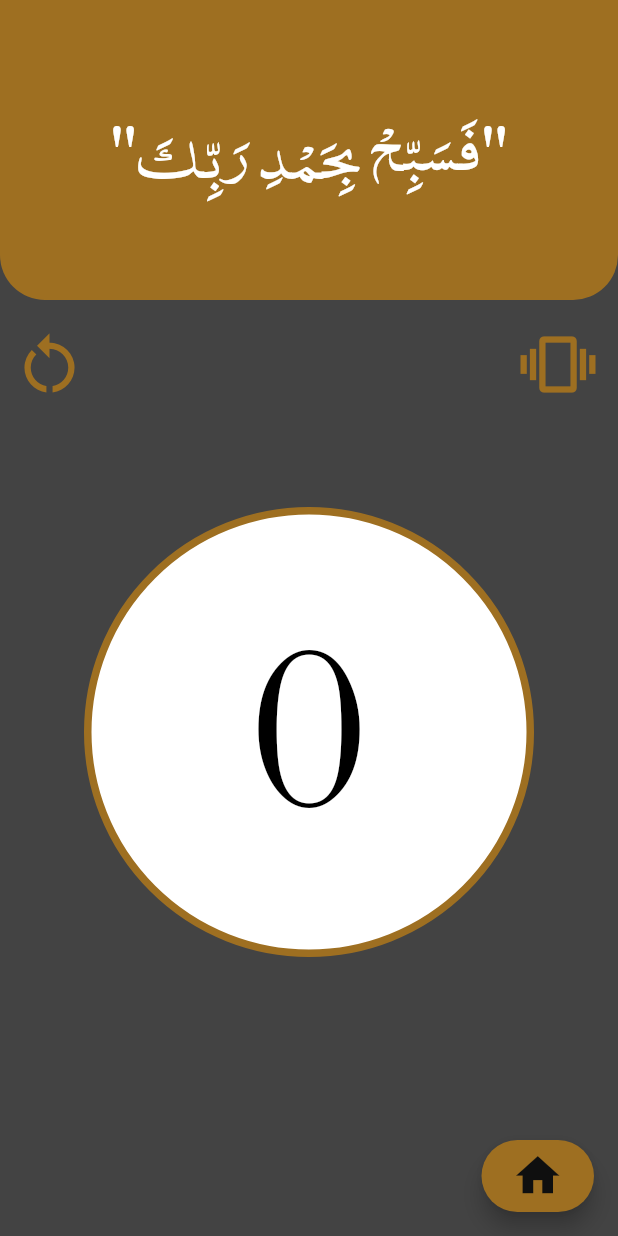
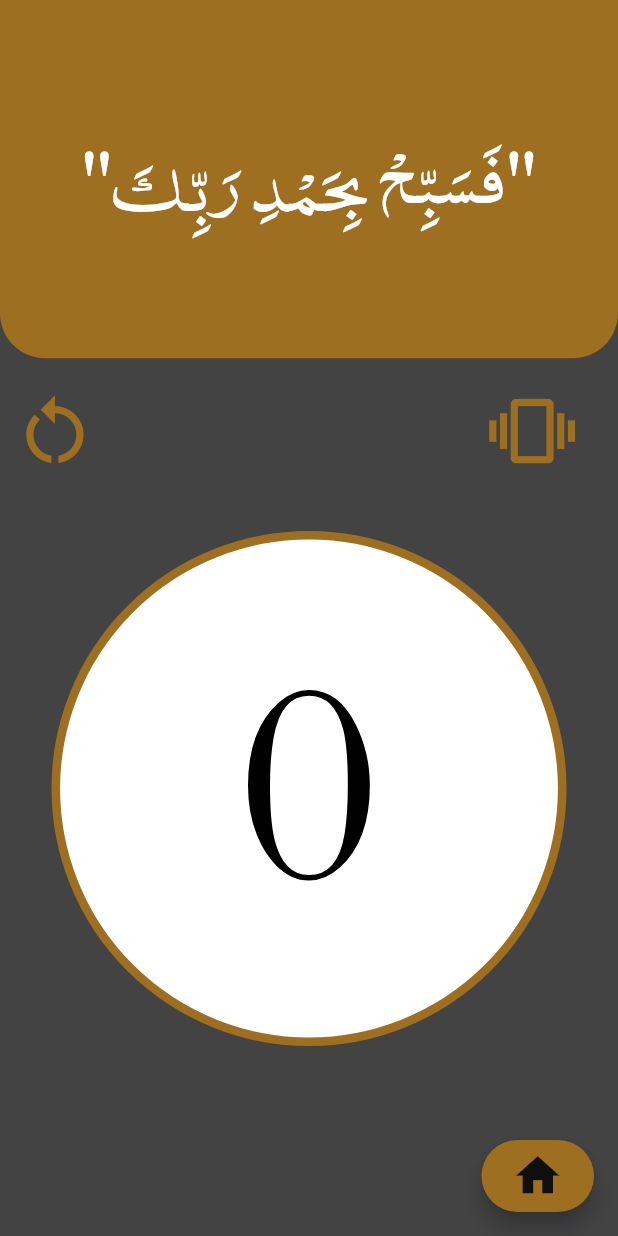
Before and after one commit to EzatRashad/Quran, a Flutter app: the screen it shows after launch, after a tap on "السبحه", on a phone screen of 412 x 824 dp. Run offline on Flutter 3.47's test engine with Material 2 defaults, Android fonts, the phone set to English and light mode, and no system bars; our stand-ins replace animated_splash_screen, bloc, dio, flutter_bloc, flutter_screenutil, flutter_svg and 4 more; missing offline and left inert: flutter_qiblah; accounts and stored records are empty; network calls fail; project files that could hold a hidden picture were left out.

Commit message:
first commit

```diff
--- /dev/null
+++ b/lib/data/local_data.dart
@@ -0,0 +1,33 @@
+import 'package:hive_flutter/hive_flutter.dart';
+
+class DataManager {
+  static late Box sura;
+
+  static const USER = "USER";
+
+  static Future initHive() async {
+    await Hive.initFlutter();
+
+    sura = await Hive.openBox('data');
+    // final directory = await getApplicationDocumentsDirectory();
+    // collection = await BoxCollection.open(
+    //   'dataManager', // Name of your database
+    //   {'data'}, // Names of your boxes
+    //   path: directory
+    //       .path, // Path where to store your boxes (Only used in Flutter / Dart IO)
+    // );
+  }
+
+  static Future<void> saveData(String key, dynamic value) async {
+    // await Hive.initFlutter();
+    // final box = await Hive.openBox('data');
+    await sura.put(key, value);
+  }
+
+  static getData(String key) async {
+    // await Hive.initFlutter();
+    // final box = await Hive.openBox('data');
+
+    return sura.get(key);
+  }
+}
--- a/lib/main.dart
+++ b/lib/main.dart
@@ -1,16 +1,16 @@
 import 'package:animated_splash_screen/animated_splash_screen.dart';
-import 'package:bloc/bloc.dart';
-import 'package:counter/modules/counter_Screen/counter_screen.dart';
+
 import 'package:counter/cubit/cubit.dart';
 import 'package:counter/cubit/mood_cubit.dart';
 import 'package:counter/cubit/state.dart';
+import 'package:counter/data/local_data.dart';
 import 'package:counter/modules/home_screen/first_screen.dart';
 import 'package:counter/theme.dart';
 import 'package:flutter/material.dart';
 import 'package:flutter_bloc/flutter_bloc.dart';
+import 'package:flutter_screenutil/flutter_screenutil.dart';
 import 'cashe.dart';
 import 'cubit/blockObserver.dart';
-import 'cubit/get_Quran/get_quran_cubit.dart';
 import 'data/quran_api.dart';
 
 Future<void> main() async {
@@ -19,13 +19,13 @@ Future<void> main() async {
   DioHelper.init();
   await CashHelper.init();
   bool? isdark = CashHelper.getData(key: 'isdark');
-
+  await DataManager.initHive();
   runApp(MyApp(isdark));
 }
 
 class MyApp extends StatelessWidget {
   final bool? isdark;
-  MyApp(this.isdark);
+  const MyApp(this.isdark, {super.key});
 
   // This widget is the root of your application.
   @override
@@ -41,6 +41,12 @@ class MyApp extends StatelessWidget {
         child: BlocConsumer<MoodCubit, CounterStates>(
           listener: (context, state) {},
           builder: (context, state) {
+            return ScreenUtilInit(
+              designSize: const Size(360, 690),
+              minTextAdapt: true,
+              splitScreenMode: true,
+              // Use builder only if you need to use library outside ScreenUtilInit context
+              builder: (_, child) {
                 return MaterialApp(
                   debugShowCheckedModeBanner: false,
                   theme: lightTheme,
@@ -52,8 +58,8 @@ class MyApp extends StatelessWidget {
                     splash: Image.asset(
                       'assets/images/muslimm.png',
                       fit: BoxFit.contain,
-                  height: 400,
-                  width: 400,
+                      height: 400.h,
+                      width: 400.w,
                       alignment: Alignment.center,
                     ),
                     splashIconSize: double.infinity,
@@ -61,6 +67,8 @@ class MyApp extends StatelessWidget {
                   ),
                 );
               },
+            );
+          },
         ));
   }
 }
--- a/lib/modules/counter_Screen/counter_screen.dart
+++ b/lib/modules/counter_Screen/counter_screen.dart
@@ -1,10 +1,8 @@
-import 'package:counter/cubit/state.dart';
 import 'package:counter/modules/counter_Screen/widgets/appbar.dart';
 import 'package:counter/modules/counter_Screen/widgets/counter.dart';
 import 'package:counter/modules/home_screen/first_screen.dart';
 import 'package:flutter/material.dart';
-import 'package:flutter_bloc/flutter_bloc.dart';
-import '../../cubit/cubit.dart';
+import 'package:flutter_screenutil/flutter_screenutil.dart';
 
 class Count extends StatefulWidget {
   const Count({super.key});
@@ -17,13 +15,13 @@ class _CountState extends State<Count> {
   @override
   Widget build(BuildContext context) {
     return Scaffold(
-          body: const SafeArea(
+      body: SafeArea(
         child: Column(
           crossAxisAlignment: CrossAxisAlignment.start,
           children: [
-                AppBarCW(),
-                SizedBox(height: 80),
-                CounterS(),
+            const AppBarCW(),
+            SizedBox(height: 40.h),
+            const CounterS(),
           ],
         ),
       ),
--- a/lib/modules/counter_Screen/widgets/appbar.dart
+++ b/lib/modules/counter_Screen/widgets/appbar.dart
@@ -1,4 +1,5 @@
 import 'package:flutter/material.dart';
+import 'package:flutter_screenutil/flutter_screenutil.dart';
 
 import '../../../cubit/cubit.dart';
 
@@ -16,7 +17,7 @@ class _AppBarCWState extends State<AppBarCW> {
       children: [
         Container(
           alignment: AlignmentDirectional.center,
-          height: 200,
+          height: 200.h,
           decoration: const BoxDecoration(
             color: Color(0Xff9E6F21),
             borderRadius: BorderRadius.only(
@@ -24,16 +25,16 @@ class _AppBarCWState extends State<AppBarCW> {
               bottomLeft: Radius.circular(30),
             ),
           ),
-          child: const Text(
+          child: Text(
             "''فَسَبِّحْ بِحَمْدِ رَبِّكَ''",
             style: TextStyle(
               color: Colors.white,
-              fontSize: 50,
+              fontSize: 50.sp,
             ),
           ),
         ),
-        const SizedBox(
-          height: 10,
+        SizedBox(
+          height: 10.h,
         ),
         Row(
           children: [
@@ -41,10 +42,10 @@ class _AppBarCWState extends State<AppBarCW> {
               onPressed: () {
                 CounterCubit.get(context).zero();
               },
-              icon: const Icon(
+              icon: Icon(
                 Icons.restart_alt,
-                size: 50,
-                color: Color(0Xff9E6F21),
+                size: 50.sp,
+                color: const Color(0Xff9E6F21),
               ),
             ),
             const Spacer(),
@@ -54,14 +55,14 @@ class _AppBarCWState extends State<AppBarCW> {
                 CounterCubit.get(context).vibrate =
                     !CounterCubit.get(context).vibrate;
               },
-              icon: const Icon(
+              icon: Icon(
                 Icons.vibration,
-                size: 50,
-                color: Color(0Xff9E6F21),
+                size: 50.sp,
+                color: const Color(0Xff9E6F21),
               ),
             ),
-            const SizedBox(
-              width: 25,
+            SizedBox(
+              width: 40.w,
             )
           ],
         ),
--- a/lib/modules/counter_Screen/widgets/counter.dart
+++ b/lib/modules/counter_Screen/widgets/counter.dart
@@ -1,5 +1,6 @@
 import 'package:flutter/material.dart';
 import 'package:flutter_bloc/flutter_bloc.dart';
+import 'package:flutter_screenutil/flutter_screenutil.dart';
 
 import '../../../cubit/cubit.dart';
 import '../../../cubit/state.dart';
@@ -12,9 +13,6 @@ class CounterS extends StatefulWidget {
 }
 
 class _CounterSState extends State<CounterS> {
-
-
-
   @override
   Widget build(BuildContext context) {
     return BlocConsumer<CounterCubit, CounterStates>(
@@ -23,17 +21,16 @@ class _CounterSState extends State<CounterS> {
         return GestureDetector(
           onTap: () {
             CounterCubit.get(context).plus();
-
           },
           child: Center(
               child: Container(
-            height: 300,
-            width: 300,
+            height: 300.h,
+            width: 300.w,
             padding: const EdgeInsets.all(5),
             decoration: BoxDecoration(
               color: Colors.white,
               shape: BoxShape.circle,
-              border: Border.all(color: const Color(0Xff9E6F21), width: 5),
+              border: Border.all(color: const Color(0Xff9E6F21), width: 5.w),
             ),
             child: FittedBox(
               fit: BoxFit.contain,
@@ -46,6 +43,5 @@ class _CounterSState extends State<CounterS> {
         );
       },
     );
-
   }
 }
--- a/lib/modules/home_screen/components/cat_Widget.dart
+++ b/lib/modules/home_screen/components/cat_Widget.dart
@@ -1,7 +1,8 @@
 import 'package:flutter/material.dart';
+import 'package:flutter_screenutil/flutter_screenutil.dart';
 
 class Cat extends StatelessWidget {
-  Cat(
+  const Cat(
       {super.key,
       required this.screen,
       required this.text,
@@ -16,8 +17,8 @@ class Cat extends StatelessWidget {
       child: GestureDetector(
         child: Container(
           padding: const EdgeInsets.all(10),
-          height: 200,
-          width: 150,
+          height: 170.h,
+          width: 150.w,
           decoration: BoxDecoration(
               color: Theme.of(context).primaryColor,
               borderRadius: const BorderRadius.all(Radius.circular(10))),
@@ -28,11 +29,14 @@ class Cat extends StatelessWidget {
                   image,
                 ),
                 fit: BoxFit.contain,
-                width: 130,
+                width: 130.w,
               ),
               Text(
                 text,
-                style: Theme.of(context).textTheme.bodyText1,
+                style: Theme.of(context)
+                    .textTheme
+                    .bodyLarge!
+                    .copyWith(fontSize: 28),
               )
             ],
           ),
--- a/lib/modules/home_screen/first_screen.dart
+++ b/lib/modules/home_screen/first_screen.dart
@@ -3,6 +3,7 @@ import 'package:counter/modules/qiblah/qiblah_main.dart';
 import 'package:counter/modules/quran/quran.dart';
 import 'package:counter/widgets/my_scaffold.dart';
 import 'package:flutter/material.dart';
+import 'package:flutter_screenutil/flutter_screenutil.dart';
 
 import '../azkar/azkar_Screen.dart';
 import 'components/cat_Widget.dart';
@@ -15,12 +16,14 @@ class Home extends StatelessWidget {
     return MyScaffold(
       mode: true,
       title: "السلام عليكم",
-      body: Column(
+      body: ListView(
+        children: [
+          Column(
             crossAxisAlignment: CrossAxisAlignment.start,
             children: [
               Container(
                 width: double.infinity,
-            height: 250,
+                height: 200.h,
                 decoration: const BoxDecoration(
                   image: DecorationImage(
                     image: AssetImage(
@@ -34,38 +37,40 @@ class Home extends StatelessWidget {
                   ),
                 ),
               ),
-          const SizedBox(height: 40),
+              SizedBox(height: 40.h),
               Row(
                 children: [
-              const SizedBox(width: 10),
-              Cat(
+                  SizedBox(width: 10.w),
+                  const Cat(
                       image: "assets/images/koran.png",
                       text: "القران الكريم",
-                  screen: const Quran()),
-              const SizedBox(width: 20),
-              Cat(
+                      screen: Quran()),
+                  SizedBox(width: 20.w),
+                  const Cat(
                       image: "assets/images/praying.png",
                       text: "الاذكار",
-                  screen: const Azkar_home()),
-              const SizedBox(width: 10),
+                      screen: Azkar_home()),
+                  SizedBox(width: 10.w),
                 ],
               ),
-          const SizedBox(
-            height: 20,
+              SizedBox(
+                height: 20.h,
               ),
               Row(
                 children: [
-              const SizedBox(width: 10),
-              Cat(
+                  SizedBox(width: 10.w),
+                  const Cat(
                       image: "assets/images/qibla.png",
                       text: "القبله",
-                  screen: const Qiblah()),
-              const SizedBox(width: 20),
-              Cat(
+                      screen: Qiblah()),
+                  SizedBox(width: 20.w),
+                  const Cat(
                       image: "assets/images/beads.png",
                       text: "السبحه",
-                  screen: const Count()),
-              const SizedBox(width: 10),
+                      screen: Count()),
+                  SizedBox(width: 10.w),
+                ],
+              ),
             ],
           ),
         ],
```
Also changed, not shown: lib/cubit/get_Quran/get_quran_cubit.dart (+42 -15 lines), lib/modules/azkar/azkar_Screen.dart (+14 -10 lines), lib/modules/quran/quran.dart (+21 -55 lines), lib/modules/verses/arabic_number.dart (added, +32 -0 lines), lib/modules/verses/verses.dart (+6 -1 lines), pubspec.yaml (+15 -20 lines), pubspec.lock, 3 other files. Lines whose indentation alone changed are shown as unchanged.
